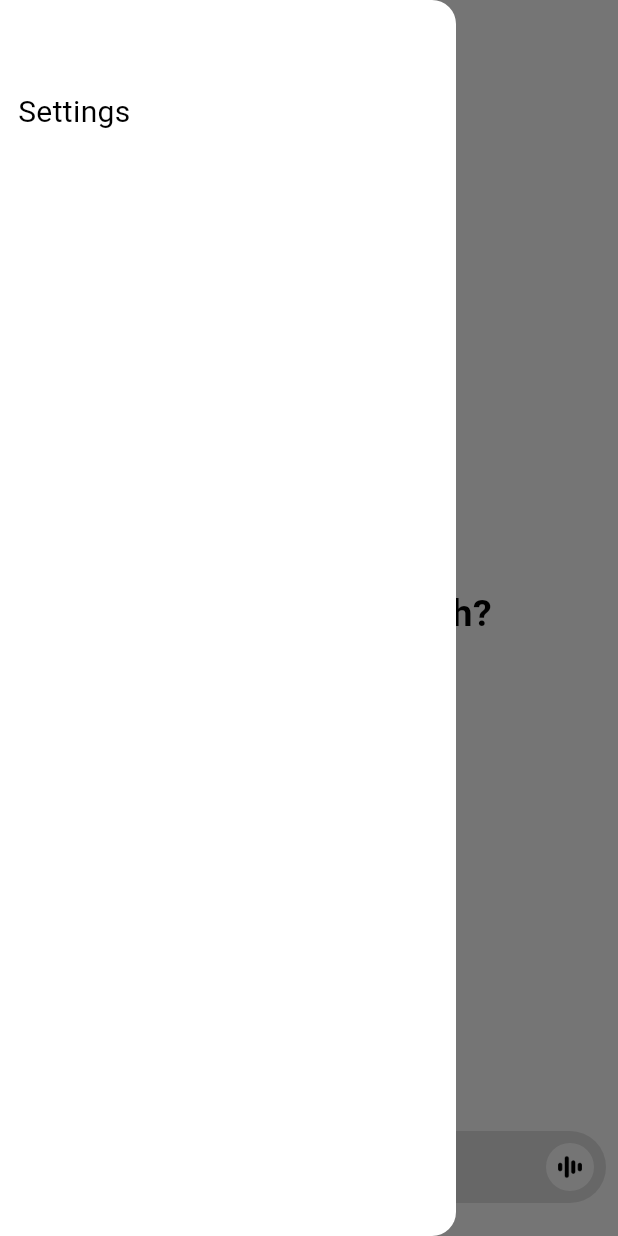
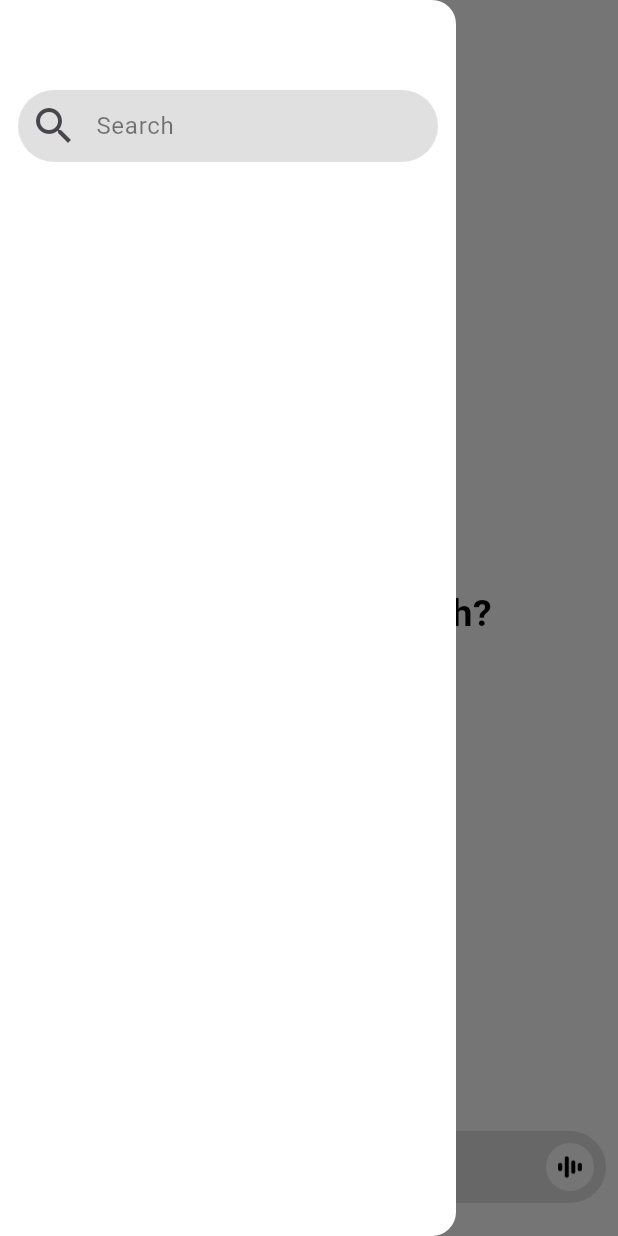
Before and after one commit to tushar11kh/chatgpt_clone_flutter, a Flutter app: the screen it shows after launch, after a tap on the "menu" icon, on a phone screen of 412 x 824 dp. Run offline on Flutter 3.47's test engine with Material 3 defaults, Android fonts, the phone set to English and light mode, and no system bars.

Commit message:
added search bar and animation in drawer

```diff
--- a/lib/screens/home_screen.dart
+++ b/lib/screens/home_screen.dart
@@ -10,6 +10,8 @@ class HomeScreen extends StatefulWidget {
 class _HomeScreenState extends State<HomeScreen> {
   final TextEditingController _controller = TextEditingController();
   final List<ChatMessage> _messages = [];
+  final FocusNode _searchFocus = FocusNode();
+  bool _isFocused = false;
 
   void _sendMessage(String text) {
     if (text.trim().isEmpty) return;
@@ -18,6 +20,23 @@ class _HomeScreenState extends State<HomeScreen> {
     });
     _controller.clear();
     setState(() {}); // refresh to reset icon back to wave
+  }
+
+  @override
+  void initState() {
+    super.initState();
+    _searchFocus.addListener(() {
+      setState(() {
+        _isFocused = _searchFocus.hasFocus;
+      });
+    });
+  }
+
+  @override
+  void dispose() {
+    _controller.dispose();
+    _searchFocus.dispose();
+    super.dispose();
   }
 
   @override
@@ -48,12 +67,65 @@ class _HomeScreenState extends State<HomeScreen> {
       drawer: Drawer(
         backgroundColor: bgColor,
         child: ListView(
-          padding: EdgeInsets.fromLTRB(12, 60, 12, 22),
+          padding: const EdgeInsets.fromLTRB(12, 60, 12, 22),
           children: [
-            Text('Settings', style: TextStyle(color: textColor, fontSize: 20)),
+            TextField(
+              controller: _controller,
+              focusNode: _searchFocus,
+              cursorColor: Colors.black,
+              onChanged: (_) => setState(() {}),
+              decoration: InputDecoration(
+                hintText: "Search",
+                hintStyle: TextStyle(color: textColor.withOpacity(0.5)),
+                border: OutlineInputBorder(
+                  borderRadius: BorderRadius.circular(24),
+                  borderSide: BorderSide.none,
+                ),
+                filled: true,
+                fillColor: brightness == Brightness.dark
+                    ? Colors.grey[850]
+                    : Colors.grey[300],
+                contentPadding: const EdgeInsets.symmetric(horizontal: 16),
+                prefixIcon: AnimatedSwitcher(
+                  duration: const Duration(milliseconds: 300),
+                  transitionBuilder: (child, anim) =>
+                      ScaleTransition(scale: anim, child: child),
+                  child: (_isFocused || _controller.text.isNotEmpty)
+                      ? IconButton(
+                          key: const ValueKey('arrow'),
+                          icon: Icon(
+                            Icons.arrow_back,
+                            color: textColor,
+                            size: 32,
+                          ),
+                          onPressed: () {
+                            _searchFocus.unfocus();
+                            _controller.clear();
+                            setState(() {}); // force icon update
+                          },
+                        )
+                      : IconButton(
+                          key: const ValueKey('search'),
+                          icon: Icon(Icons.search, size: 32),
+                          onPressed: () {
+                            _searchFocus.requestFocus();
+                          },
+                        ),
+                ),
+              ),
+            ),
           ],
         ),
       ),
+
+      onDrawerChanged: (isOpened) {
+        if (!isOpened) {
+          // Drawer closed, reset search field
+          _searchFocus.unfocus();
+          _controller.clear();
+          setState(() {});
+        }
+      },
       body: Padding(
         padding: const EdgeInsets.fromLTRB(8, 8, 8, 22),
         child: Column(
@@ -93,9 +165,7 @@ class _HomeScreenState extends State<HomeScreen> {
                             ),
                             child: Text(
                               msg.text,
-                              style: TextStyle(
-                                color: textColor,
-                              ),
+                              style: TextStyle(color: textColor),
                             ),
                           ),
                         );
@@ -197,6 +267,7 @@ class _HomeScreenState extends State<HomeScreen> {
                               ),
                       ),
                     ),
+                    cursorColor: Colors.black,
                     onChanged: (_) => setState(() {}),
                     onSubmitted: _sendMessage,
                   ),
```
